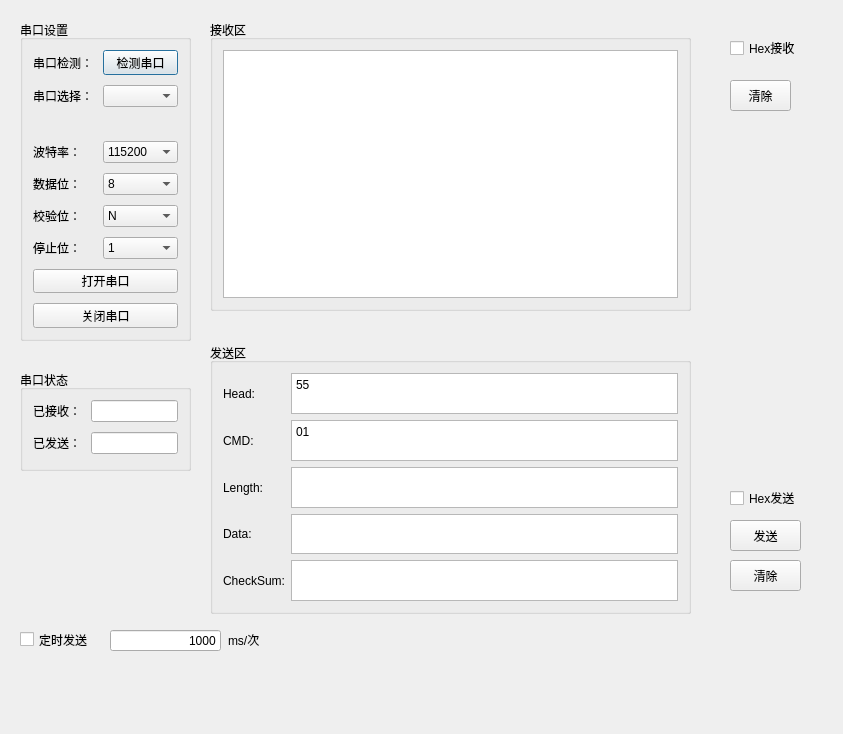
yuexia9527/PyQt5, file Pyserial-Demo-master/ui_demo_1.ui: the form before one commit.
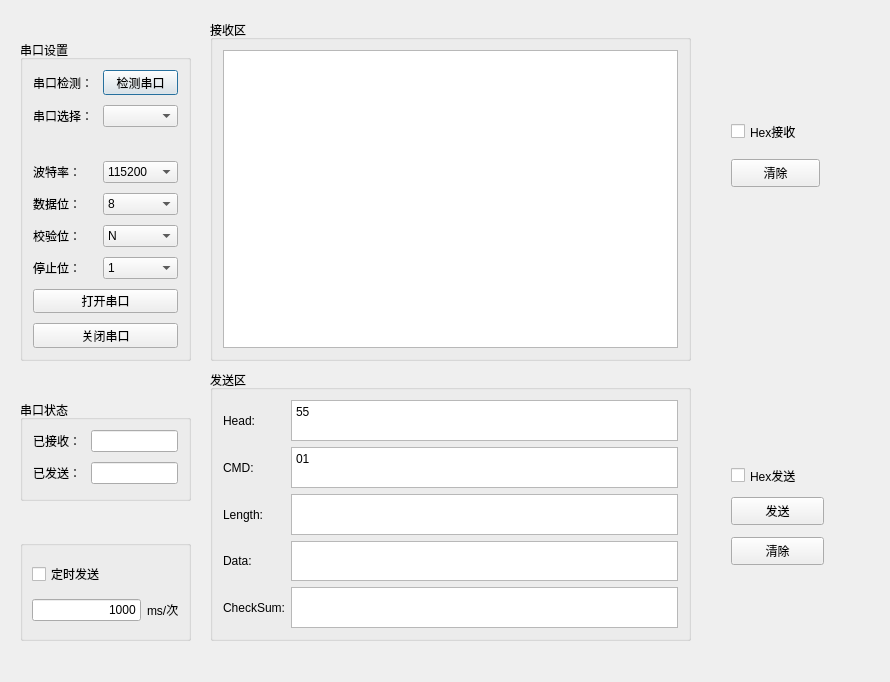
The form after the commit.

```diff
--- a/Pyserial-Demo-master/ui_demo_1.ui
+++ b/Pyserial-Demo-master/ui_demo_1.ui
@@ -6,8 +6,8 @@
    <rect>
     <x>0</x>
     <y>0</y>
-    <width>843</width>
-    <height>734</height>
+    <width>890</width>
+    <height>682</height>
    </rect>
   </property>
   <property name="windowTitle">
@@ -17,7 +17,7 @@
    <property name="geometry">
     <rect>
      <x>20</x>
-     <y>20</y>
+     <y>40</y>
      <width>171</width>
      <height>321</height>
     </rect>
@@ -246,7 +246,7 @@
      <x>210</x>
      <y>20</y>
      <width>481</width>
-     <height>291</height>
+     <height>341</height>
     </rect>
    </property>
    <property name="title">
@@ -274,7 +274,7 @@
    <property name="geometry">
     <rect>
      <x>210</x>
-     <y>343</y>
+     <y>370</y>
      <width>481</width>
      <height>271</height>
     </rect>
@@ -390,10 +390,10 @@
   <widget class="QPushButton" name="s3__send_button">
    <property name="geometry">
     <rect>
-     <x>730</x>
-     <y>520</y>
-     <width>71</width>
-     <height>31</height>
+     <x>731</x>
+     <y>497</y>
+     <width>93</width>
+     <height>28</height>
     </rect>
    </property>
    <property name="text">
@@ -403,10 +403,10 @@
   <widget class="QPushButton" name="s3__clear_button">
    <property name="geometry">
     <rect>
-     <x>730</x>
-     <y>560</y>
-     <width>71</width>
-     <height>31</height>
+     <x>731</x>
+     <y>537</y>
+     <width>93</width>
+     <height>28</height>
     </rect>
    </property>
    <property name="text">
@@ -417,7 +417,7 @@
    <property name="geometry">
     <rect>
      <x>20</x>
-     <y>370</y>
+     <y>400</y>
      <width>171</width>
      <height>101</height>
     </rect>
@@ -469,10 +469,10 @@
   <widget class="QCheckBox" name="hex_send">
    <property name="geometry">
     <rect>
-     <x>730</x>
-     <y>490</y>
+     <x>731</x>
+     <y>466</y>
      <width>81</width>
-     <height>16</height>
+     <height>19</height>
     </rect>
    </property>
    <property name="text">
@@ -482,10 +482,10 @@
   <widget class="QCheckBox" name="hex_receive">
    <property name="geometry">
     <rect>
-     <x>730</x>
-     <y>40</y>
+     <x>731</x>
+     <y>122</y>
      <width>81</width>
-     <height>16</height>
+     <height>19</height>
     </rect>
    </property>
    <property name="text">
@@ -495,61 +495,55 @@
   <widget class="QPushButton" name="s2__clear_button">
    <property name="geometry">
     <rect>
-     <x>730</x>
-     <y>80</y>
-     <width>61</width>
-     <height>31</height>
+     <x>731</x>
+     <y>159</y>
+     <width>89</width>
+     <height>28</height>
     </rect>
    </property>
    <property name="text">
     <string>清除</string>
    </property>
   </widget>
-  <widget class="QLabel" name="dw">
-   <property name="geometry">
-    <rect>
-     <x>228</x>
-     <y>632</y>
-     <width>39</width>
-     <height>16</height>
-    </rect>
-   </property>
-   <property name="text">
-    <string>ms/次</string>
-   </property>
-  </widget>
-  <widget class="QCheckBox" name="timer_send_cb">
+  <widget class="QGroupBox" name="groupBox">
    <property name="geometry">
     <rect>
      <x>20</x>
-     <y>630</y>
-     <width>87</width>
-     <height>19</height>
+     <y>540</y>
+     <width>171</width>
+     <height>101</height>
     </rect>
    </property>
-   <property name="text">
-    <string>定时发送</string>
+   <property name="title">
+    <string/>
    </property>
+   <layout class="QGridLayout" name="gridLayout_2">
+    <item row="0" column="0" colspan="2">
+     <widget class="QCheckBox" name="timer_send_cb">
+      <property name="text">
+       <string>定时发送</string>
+      </property>
+     </widget>
+    </item>
+    <item row="1" column="0">
+     <widget class="QLineEdit" name="lineEdit_3">
+      <property name="text">
+       <string>1000</string>
+      </property>
+      <property name="alignment">
+       <set>Qt::AlignRight|Qt::AlignTrailing|Qt::AlignVCenter</set>
+      </property>
+     </widget>
+    </item>
+    <item row="1" column="1">
+     <widget class="QLabel" name="dw">
+      <property name="text">
+       <string>ms/次</string>
+      </property>
+     </widget>
+    </item>
+   </layout>
   </widget>
-  <widget class="QLineEdit" name="lineEdit_3">
-   <property name="geometry">
-    <rect>
-     <x>110</x>
-     <y>630</y>
-     <width>111</width>
-     <height>21</height>
-    </rect>
-   </property>
-   <property name="text">
-    <string>1000</string>
-   </property>
-   <property name="alignment">
-    <set>Qt::AlignRight|Qt::AlignTrailing|Qt::AlignVCenter</set>
-   </property>
-  </widget>
-  <zorder>dw</zorder>
-  <zorder>timer_send_cb</zorder>
-  <zorder>lineEdit_3</zorder>
   <zorder>verticalGroupBox</zorder>
   <zorder>verticalGroupBox_2</zorder>
   <zorder>formGroupBox</zorder>
```
Left out of the diff: 1 changed line with no effect on the pictures.
